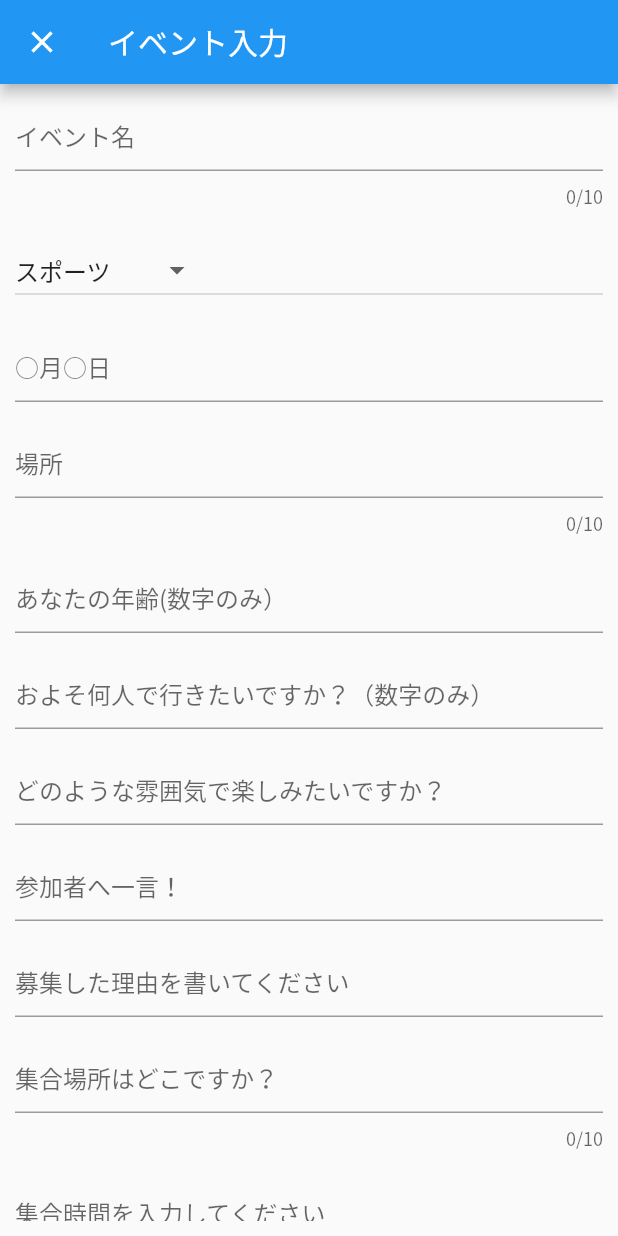
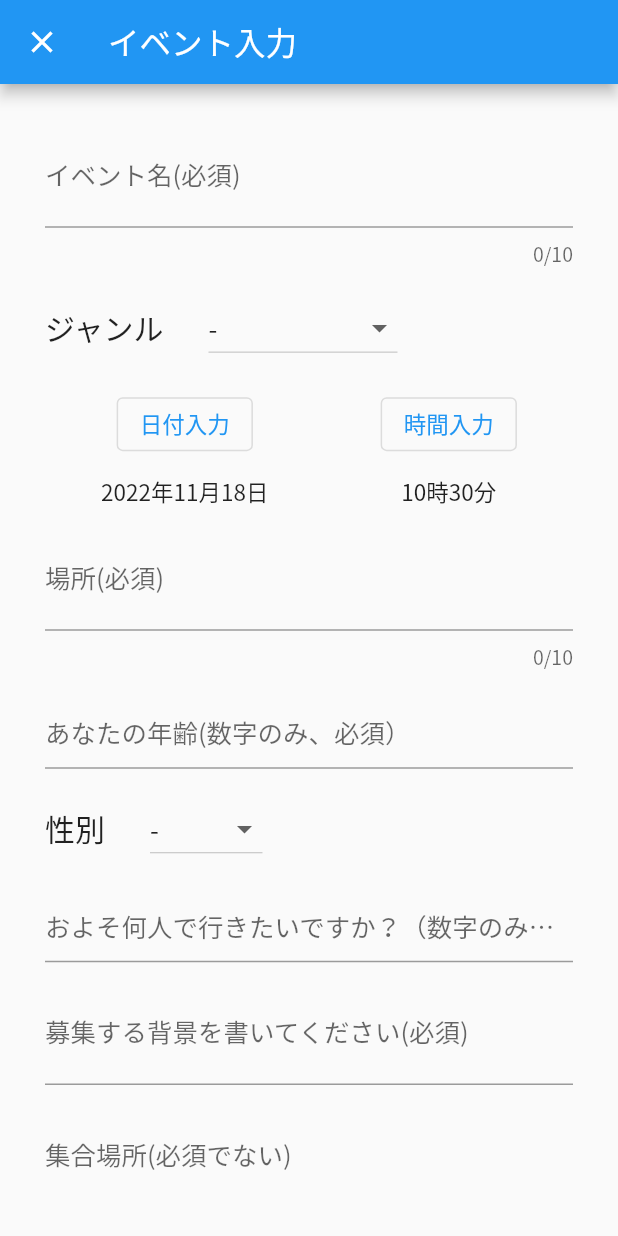
Before and after one commit to enpitut2022/Weeee, a Flutter app: the screen it shows after launch, after a tap on the "add" icon, on a phone screen of 412 x 824 dp. Run offline on Flutter 3.47's test engine with Material 2 defaults, Android fonts, the phone set to English and light mode, and no system bars; our stand-ins replace bubble, cloud_firestore, firebase_auth, firebase_core, flutter_chat_types, flutter_chat_ui and 1 more; accounts and stored records are empty; network calls fail.

Commit message:
イベント追加画面の修正めちゃくちゃ頑張った

```diff
--- a/lib/event_add.dart
+++ b/lib/event_add.dart
@@ -16,8 +16,39 @@ class _EventAddPageState extends State<EventAddPage> {
   void initState() {
     super.initState();
   }
-  String? genderDefo = '男性';
-  String? genreDefo = 'スポーツ';
+
+  String? genderDefo = '-';
+  String? genreDefo = '-';
+  DateTime inputDate = DateTime.now();
+  TimeOfDay nowTime = TimeOfDay.now();
+
+  // 日付をカレンダーで取得するためのメソッド
+  Future _calender(BuildContext context) async {
+    final DateTime? date = await showDatePicker(
+      context: context,
+      initialDate: DateTime.now(),
+      firstDate: DateTime(2022, 1, 1),
+      lastDate: DateTime(2023, 12, 31),
+    );
+    if (date != null) {
+      setState(() {
+        inputDate = date;
+      });
+    }
+  }
+
+  // 時間を時計で取得するためのメソッド
+  Future tellTime(BuildContext context) async {
+    final TimeOfDay? time = await showTimePicker(
+      context: context,
+      initialTime: const TimeOfDay(hour: 12, minute: 00),
+    );
+    if (time != null) {
+      setState(() {
+        nowTime = time;
+      });
+    }
+  }
 
   @override
   Widget build(BuildContext context) {
@@ -30,13 +61,18 @@ class _EventAddPageState extends State<EventAddPage> {
         body: Center(
           child: Consumer<AddEventProvider>(
             builder: (context, model, child) {
-              return Padding(
+              return Container(
+                color: const Color.fromARGB(0, 113, 182, 238),
+                margin: const EdgeInsets.all(20),
                 padding: const EdgeInsets.all(10),
                 child: ListView(
                   children: [
                     TextField(
                       maxLength: 10,
-                      decoration: const InputDecoration(hintText: "イベント名",),
+                      decoration: const InputDecoration(
+                        labelText: "イベント名(必須)",
+                        hintText: "フェス",
+                      ),
                       onChanged: (text) {
                         model.name = text;
                       },
@@ -44,41 +80,94 @@ class _EventAddPageState extends State<EventAddPage> {
                     const SizedBox(
                       height: 16,
                     ),
-                    DropdownButton(
-                      value: genreDefo,
-                      onChanged: (String? value) {
-                        setState(() {
-                          model.genre = value;
-                        });
-                      },
-                      items: const [
-                        DropdownMenuItem(
-                          value: '音楽',
-                          child: Text('音楽'),
+                    Row(
+                      children: [
+                        const Text(
+                          "ジャンル",
+                          style: TextStyle(fontSize: 20),
                         ),
-                        DropdownMenuItem(
-                          value: 'スポーツ',
-                          child: Text('スポーツ'),
+                        const SizedBox(
+                          width: 30,
                         ),
-                        DropdownMenuItem(
-                          value: '映画',
-                          child: Text('映画'),
+                        DropdownButton(
+                          value: genreDefo,
+                          elevation: 50,
+                          items: const [
+                            DropdownMenuItem(
+                              value: '-',
+                              child: Text('-'),
+                            ),
+                            DropdownMenuItem(
+                              value: '音楽',
+                              child: Text('音楽'),
+                            ),
+                            DropdownMenuItem(
+                              value: 'スポーツ',
+                              child: Text('スポーツ'),
+                            ),
+                            DropdownMenuItem(
+                              value: '映画',
+                              child: Text('映画'),
+                            ),
+                            DropdownMenuItem(
+                              value: '芸術',
+                              child: Text('芸術'),
+                            ),
+                            DropdownMenuItem(
+                              value: 'ファッション',
+                              child: Text('ファッション'),
+                            ),
+                            DropdownMenuItem(
+                              value: '食事',
+                              child: Text('食事'),
+                            ),
+                            DropdownMenuItem(
+                              value: 'その他',
+                              child: Text('その他'),
+                            ),
+                          ],
+                          onChanged: (String? value) {
+                            setState(() {
+                              genreDefo = value;
+                            });
+                          },
                         ),
-                        DropdownMenuItem(
-                          value: '芸術',
-                          child: Text('芸術'),
+                      ],
+                    ),
+                    const SizedBox(
+                      height: 16,
+                    ),
+                    Row(
+                      mainAxisAlignment: MainAxisAlignment.spaceAround,
+                      children: [
+                        Column(
+                          children: [
+                            OutlinedButton(
+                              onPressed: () {
+                                _calender(context);
+                              },
+                              child: const Text("日付入力"),
+                            ),
+                            const SizedBox(
+                              height: 10,
+                            ),
+                            Text(
+                                "${inputDate.year}年${inputDate.month}月${inputDate.day}日"),
+                          ],
                         ),
-                        DropdownMenuItem(
-                          value: 'ファッション',
-                          child: Text('ファッション'),
-                        ),
-                        DropdownMenuItem(
-                          value: '食事',
-                          child: Text('食事'),
-                        ),
-                        DropdownMenuItem(
-                          value: 'その他',
-                          child: Text('その他'),
+                        Column(
+                          children: [
+                            OutlinedButton(
+                              onPressed: () {
+                                tellTime(context);
+                              },
+                              child: const Text("時間入力"),
+                            ),
+                            const SizedBox(
+                              height: 10,
+                            ),
+                            Text("${nowTime.hour}時${nowTime.minute}分"),
+                          ],
                         ),
                       ],
                     ),
@@ -86,17 +175,9 @@ class _EventAddPageState extends State<EventAddPage> {
                       height: 16,
                     ),
                     TextField(
-                      decoration: const InputDecoration(hintText: "○月○日"),
-                      onChanged: (text) {
-                        model.date = text;
-                      },
-                    ),
-                    const SizedBox(
-                      height: 16,
-                    ),
-                    TextField(
                       maxLength: 10,
-                      decoration: const InputDecoration(hintText: "場所"),
+                      decoration: const InputDecoration(
+                          hintText: "武道館", labelText: "場所(必須)"),
                       onChanged: (text) {
                         model.place = text;
                       },
@@ -105,7 +186,8 @@ class _EventAddPageState extends State<EventAddPage> {
                       height: 16,
                     ),
                     TextField(
-                      decoration: const InputDecoration(hintText: "あなたの年齢(数字のみ）"),
+                      decoration:
+                          const InputDecoration(hintText: "あなたの年齢(数字のみ、必須）"),
                       keyboardType: TextInputType.number,
                       inputFormatters: [FilteringTextInputFormatter.digitsOnly],
                       onChanged: (text) {
@@ -115,9 +197,49 @@ class _EventAddPageState extends State<EventAddPage> {
                     const SizedBox(
                       height: 16,
                     ),
+                    Row(
+                      children: [
+                        const Text(
+                          "性別",
+                          style: TextStyle(fontSize: 20),
+                        ),
+                        const SizedBox(
+                          width: 30,
+                        ),
+                        DropdownButton(
+                          value: genderDefo,
+                          onChanged: (String? value) {
+                            setState(() {
+                              genderDefo = value;
+                            });
+                          },
+                          items: const [
+                            DropdownMenuItem(
+                              value: '-',
+                              child: Text('-'),
+                            ),
+                            DropdownMenuItem(
+                              value: '男性',
+                              child: Text('男性'),
+                            ),
+                            DropdownMenuItem(
+                              value: '女性',
+                              child: Text('女性'),
+                            ),
+                            DropdownMenuItem(
+                              value: 'その他',
+                              child: Text('その他'),
+                            ),
+                          ],
+                        ),
+                      ],
+                    ),
+                    const SizedBox(
+                      height: 16,
+                    ),
                     TextField(
-                      decoration:
-                          const InputDecoration(hintText: "およそ何人で行きたいですか？（数字のみ）"),
+                      decoration: const InputDecoration(
+                          hintText: "およそ何人で行きたいですか？（数字のみ、必須）"),
                       keyboardType: TextInputType.number,
                       inputFormatters: [FilteringTextInputFormatter.digitsOnly],
                       onChanged: (text) {
@@ -128,27 +250,9 @@ class _EventAddPageState extends State<EventAddPage> {
                       height: 16,
                     ),
                     TextField(
-                      decoration:
-                          const InputDecoration(hintText: "どのような雰囲気で楽しみたいですか？"),
-                      onChanged: (text) {
-                        model.background = text;
-                      },
-                    ),
-                    const SizedBox(
-                      height: 16,
-                    ),
-                    TextField(
-                      decoration: const InputDecoration(hintText: "参加者へ一言！"),
-                      onChanged: (text) {
-                        model.greeting = text;
-                      },
-                    ),
-                    const SizedBox(
-                      height: 16,
-                    ),
-                    TextField(
-                      decoration:
-                          const InputDecoration(hintText: "募集した理由を書いてください"),
+                      decoration: const InputDecoration(
+                          labelText: "募集する背景を書いてください(必須)",
+                          hintText: "一緒に行く人が欲しい"),
                       onChanged: (text) {
                         model.background = text;
                       },
@@ -158,8 +262,8 @@ class _EventAddPageState extends State<EventAddPage> {
                     ),
                     TextField(
                       maxLength: 10,
-                      decoration:
-                          const InputDecoration(hintText: "集合場所はどこですか？"),
+                      decoration: const InputDecoration(
+                          labelText: "集合場所(必須でない)", hintText: "○○駅前"),
                       onChanged: (text) {
                         model.startplace = text;
                       },
@@ -168,8 +272,8 @@ class _EventAddPageState extends State<EventAddPage> {
                       height: 16,
                     ),
                     TextField(
-                      decoration:
-                          const InputDecoration(hintText: "集合時間を入力してください"),
+                      decoration: const InputDecoration(
+                          labelText: "集合時間(必須でない)", hintText: "**時"),
                       onChanged: (text) {
                         model.starttime = text;
                       },
@@ -179,8 +283,8 @@ class _EventAddPageState extends State<EventAddPage> {
                     ),
                     TextField(
                       maxLength: 10,
-                      decoration:
-                          const InputDecoration(hintText: "解散場所はどこですか？"),
+                      decoration: const InputDecoration(
+                          labelText: "解散場所(必須でない)", hintText: "○○駅前"),
                       onChanged: (text) {
                         model.goalplace = text;
                       },
@@ -189,40 +293,26 @@ class _EventAddPageState extends State<EventAddPage> {
                       height: 16,
                     ),
                     TextField(
-                      decoration:
-                          const InputDecoration(hintText: "解散時間を入力してください"),
+                      decoration: const InputDecoration(
+                          labelText: "集合時間(必須でない)", hintText: "**時"),
                       onChanged: (text) {
-                        model.goalplace = text;
+                        model.goaltime = text;
                       },
                     ),
                     const SizedBox(
                       height: 16,
                     ),
-                    DropdownButton(
-                      value: genderDefo,
-                      onChanged: (String? value) {
-                        setState(() {
-                          model.gender = value;
-                        });
-                      },
-                      items: const [
-                        DropdownMenuItem(
-                          value: '男性',
-                          child: Text('男性'),
-                        ),
-                        DropdownMenuItem(
-                          value: '女性',
-                          child: Text('女性'),
-                        ),
-                        DropdownMenuItem(
-                          value: 'その他',
-                          child: Text('その他'),
-                        ),
-                      ],
-                    ),
                     ElevatedButton(
                       onPressed: () async {
                         try {
+                          model.date = DateTime(
+                              inputDate.year,
+                              inputDate.month,
+                              inputDate.day,
+                              nowTime.hour,
+                              nowTime.minute); // ここでカレンダーの日付をmodel.dateに代入
+                          model.genre = genreDefo;
+                          model.gender = genderDefo;
                           await model.addEvent();
                           Navigator.of(context).pop(true);
                         } catch (e) {
--- a/lib/event_card.dart
+++ b/lib/event_card.dart
@@ -52,7 +52,7 @@ class EventCard extends StatelessWidget {
                           Expanded(
                             flex: 7,
                             child: Text(
-                              event.date,
+                              "${event.date.year}年${event.date.month}月${event.date.day}日",
                               overflow: TextOverflow.visible,
                               style: TextStyle(
                                 fontSize: 25,
--- a/lib/event_detail.dart
+++ b/lib/event_detail.dart
@@ -58,7 +58,7 @@ class EventDetail extends StatelessWidget {
                   height: screenSize.height * 0.01,
                 ),
                 Text(
-                  "日時　： ${event.date}",
+                  "日時　： ${event.date.month}月${event.date.day}日",
                   style: const TextStyle(fontSize: 30),
                 ),
                 SizedBox(
--- a/lib/main.dart
+++ b/lib/main.dart
@@ -3,6 +3,7 @@ import 'package:enpit_weee/event_index.dart';
 import 'package:enpit_weee/setting.dart';
 import 'package:flutter/material.dart';
 import 'package:firebase_core/firebase_core.dart';
+import 'package:flutter_localizations/flutter_localizations.dart';
 import 'firebase_options.dart';
 
 void main() async {
@@ -18,6 +19,15 @@ class MyApp extends StatelessWidget {
   @override
   Widget build(BuildContext context) {
     return MaterialApp(
+      localizationsDelegates: const [
+        // 多言語対応処理の追加
+        GlobalMaterialLocalizations.delegate,
+        GlobalWidgetsLocalizations.delegate,
+      ],
+      supportedLocales: const [
+        // 対応する言語の宣言
+        Locale('ja', ''),
+      ],
       title: 'Flutter Demo',
       theme: ThemeData(primarySwatch: Colors.blue, fontFamily: 'NotoSansJP'),
       home: MyHomePage(),
--- a/lib/provider/event_add_provider.dart
+++ b/lib/provider/event_add_provider.dart
@@ -4,12 +4,11 @@ import 'package:flutter/material.dart';
 
 class AddEventProvider extends ChangeNotifier {
   String? name;
-  String? date;
+  DateTime? date;
   String? place;
   String? gender;
   int? age;
   int? people;
-  String? greeting;
   String? genre;
   String? background; // 募集した理由
   String? startplace;
@@ -21,17 +20,17 @@ class AddEventProvider extends ChangeNotifier {
     if (name == null || name == "") {
       throw "名前が入力されていません";
     }
-    if (date == null || date == "") {
-      throw "日にちが入力されていません";
+    if (genre == null || genre == "-") {
+      throw "ジャンルは、-以外を選択してください";
     }
     if (place == null || place == "") {
       throw "場所が入力されていません";
     }
-    if (gender == null || gender == "") {
-      throw "人数が入力されていません";
-    }
     if (age == null || age == "") {
       throw "年齢が入力されていません";
+    }
+    if (gender == null || gender == "-") {
+      throw "性別は、-以外を選択してください";
     }
     if (people == null || people == "") {
       throw "人数が入力されていません";
@@ -39,31 +38,15 @@ class AddEventProvider extends ChangeNotifier {
     if (background == null || background == "") {
       throw "募集理由が入力されていません";
     }
-    if (greeting == null || greeting == "") {
-      throw "一言が入力されていません";
-    }
-    // if (startplace == null || startplace == "") {
-    //   throw "集合場所が入力されていません";
-    // }
-    // if (starttime == null || starttime == "") {
-    //   throw "集合時間が入力されていません";
-    // }
-    // if (goalplace == null || goalplace == "") {
-    //   throw "解散場所が入力されていません";
-    // }
-    // if (goaltime == null || goaltime == "") {
-    //   throw "解散時間が入力されていません";
-    // }
 
     //firestoreに追加する
     await FirebaseFirestore.instance.collection("event").add({
       "name": name,
-      "date": date,
+      "date": date, //datetime型は、自動でtimestamp型へ
       "place": place,
       "gender": gender,
       "age": age,
       "num": people,
-      "greeting": greeting,
       "genre": genre,
       "background": background,
       "startPlace": startplace,
--- a/pubspec.yaml
+++ b/pubspec.yaml
@@ -17,6 +17,9 @@ dependencies:
     git:
       url: https://github.com/yako-dev/flutter-settings-ui.git
       ref: master
+  flutter_localizations: # 多言語対応
+    sdk: flutter
+  intl: ^0.17.0  # 日付対応
   provider: ^6.0.4 #プロバイダーのパッケージ
   firebase_core: ^2.1.1
   cloud_firestore: ^4.0.4
```
Also changed, not shown: lib/_event_card.dart (deleted, +0 -70 lines), lib/model/event_model.dart (+7 -12 lines), pubspec.lock.
